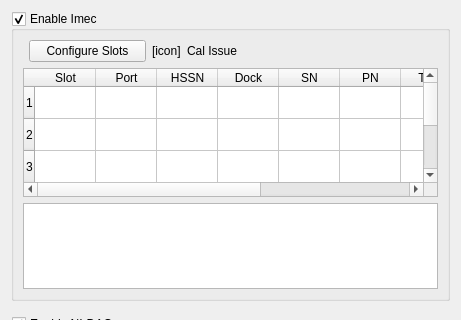
The window that Forms/DevTab.ui (billkarsh/SpikeGLX) describes before a commit, drawn with Qt 5; both pictures show x 0 to 461 and y 0 to 320 of the 461 by 475 pixel window.
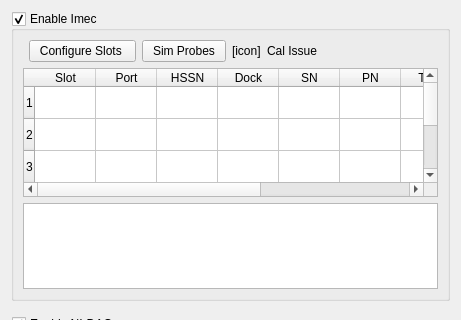
The same window after the commit.

Commit message: Add sim probes

```diff
--- a/Forms/DevTab.ui
+++ b/Forms/DevTab.ui
@@ -71,8 +71,18 @@
      <property name="checked">
       <bool>true</bool>
      </property>
-     <layout class="QGridLayout" name="gridLayout" rowstretch="0,3,2" columnstretch="0,0,0,0,0">
-      <item row="2" column="0" colspan="5">
+     <layout class="QGridLayout" name="gridLayout" rowstretch="0,3,2" columnstretch="0,0,0,0,0,0">
+      <item row="0" column="4">
+       <widget class="QLabel" name="warnLbl">
+        <property name="toolTip">
+         <string>Some probes will not be calibrated due to selected policy or missing files</string>
+        </property>
+        <property name="text">
+         <string>Cal Issue</string>
+        </property>
+       </widget>
+      </item>
+      <item row="2" column="0" colspan="6">
        <widget class="QTextEdit" name="imTE">
         <property name="focusPolicy">
          <enum>Qt::NoFocus</enum>
@@ -94,6 +104,16 @@
         </property>
        </widget>
       </item>
+      <item row="0" column="3">
+       <widget class="QLabel" name="warnIcon">
+        <property name="toolTip">
+         <string>Some probes will not be calibrated due to selected policy or missing files        </string>
+        </property>
+        <property name="text">
+         <string>[icon]</string>
+        </property>
+       </widget>
+      </item>
       <item row="0" column="1">
        <widget class="QPushButton" name="cfgSlotsBut">
         <property name="sizePolicy">
@@ -106,11 +126,11 @@
          <enum>Qt::NoFocus</enum>
         </property>
         <property name="text">
-         <string>    Configure Slots    </string>
+         <string>  Configure Slots   </string>
         </property>
        </widget>
       </item>
-      <item row="1" column="0" colspan="5">
+      <item row="1" column="0" colspan="6">
        <widget class="QTableWidget" name="imPrbTbl">
         <property name="focusPolicy">
          <enum>Qt::ClickFocus</enum>
@@ -192,7 +212,7 @@
         </column>
        </widget>
       </item>
-      <item row="0" column="4">
+      <item row="0" column="5">
        <spacer name="horizontalSpacer_2">
         <property name="orientation">
          <enum>Qt::Horizontal</enum>
@@ -205,23 +225,19 @@
         </property>
        </spacer>
       </item>
-      <item row="0" column="3">
-       <widget class="QLabel" name="warnLbl">
-        <property name="toolTip">
-         <string>Some probes will not be calibrated due to selected policy or missing files</string>
-        </property>
-        <property name="text">
-         <string>Cal Issue</string>
-        </property>
-       </widget>
-      </item>
       <item row="0" column="2">
-       <widget class="QLabel" name="warnIcon">
-        <property name="toolTip">
-         <string>Some probes will not be calibrated due to selected policy or missing files        </string>
+       <widget class="QPushButton" name="simPrbBut">
+        <property name="sizePolicy">
+         <sizepolicy hsizetype="Preferred" vsizetype="Fixed">
+          <horstretch>0</horstretch>
+          <verstretch>0</verstretch>
+         </sizepolicy>
+        </property>
+        <property name="focusPolicy">
+         <enum>Qt::NoFocus</enum>
         </property>
         <property name="text">
-         <string>[icon]</string>
+         <string>  Sim Probes  </string>
         </property>
        </widget>
       </item>
```
The commit also changes 24 other files.
